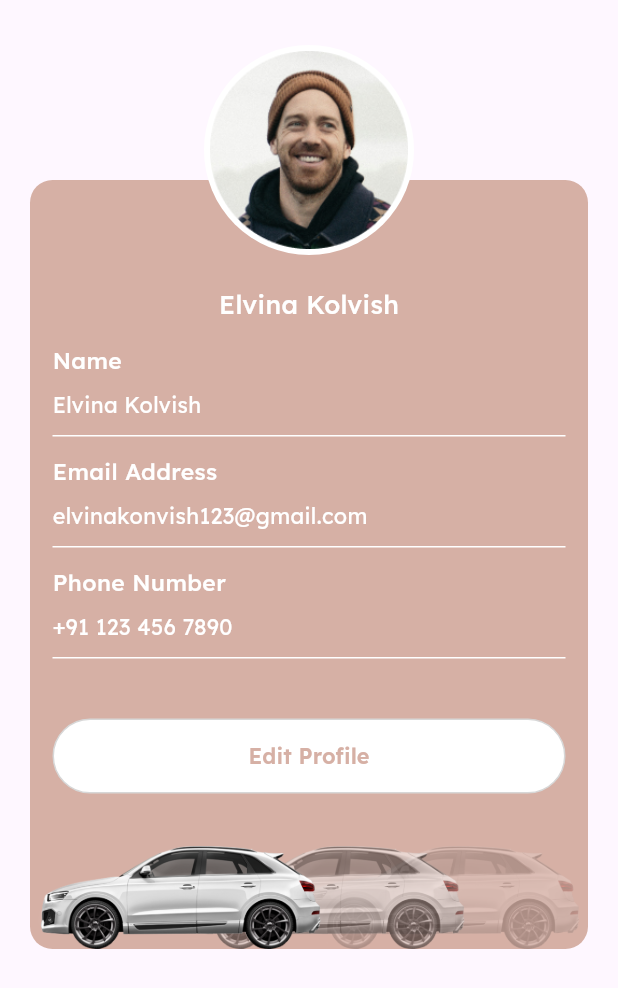
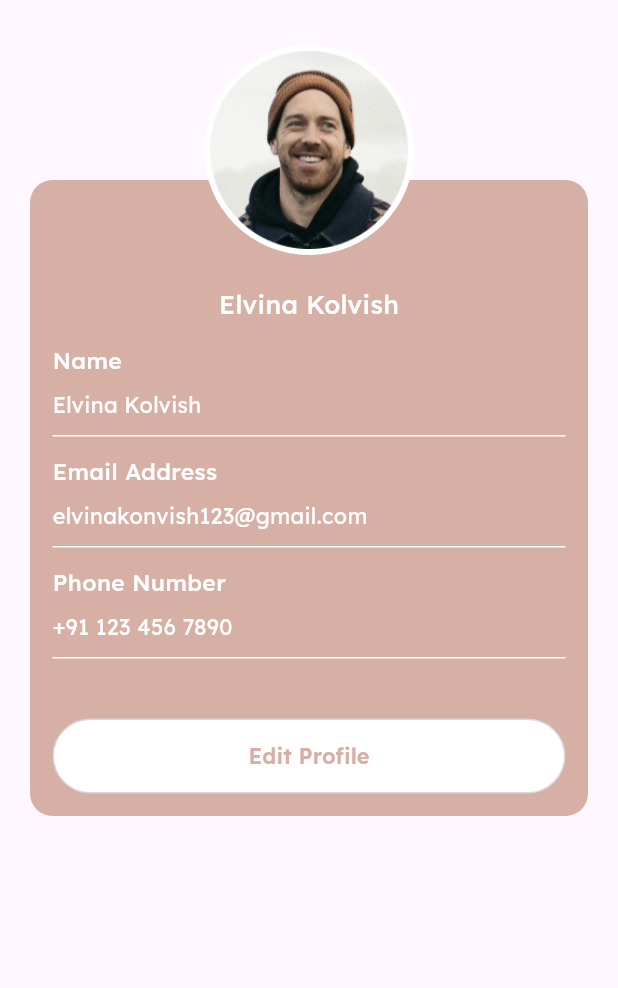
Before and after one commit to PriyanshuYadav10/EventoMall, a Flutter app: the Profile screen opened directly, on a phone screen of 412 x 824 dp. Shown: the top 988 px of the screen. Run offline on Flutter 3.47's test engine with Material 3 defaults, Android fonts, the phone set to English and light mode, and no system bars; our stand-ins replace carousel_slider, connectivity, dio, get_it, google_fonts, image_picker and 1 more; accounts and stored records are empty.

Commit message:
Update Code

```diff
--- a/lib/Screens/dashboard/pages/profile.dart
+++ b/lib/Screens/dashboard/pages/profile.dart
@@ -100,9 +100,6 @@ class _ProfileState extends State<Profile> {
                           ],
                         ),
                       ),
-                      Container(
-                        padding: const EdgeInsets.only(left: 5,top: 20),
-                          child: Image.asset(Images.multiCar)),
                     ],
                   ),
                 ),
@@ -119,10 +116,6 @@ class _ProfileState extends State<Profile> {
                 ),
               ],
             ),
-            // Container(
-            //     padding: const EdgeInsets.only(left: 15,right: 15),
-            //     alignment: Alignment.bottomCenter,
-            //     child: Image.asset(Images.multiCar)),
           ],
         ),
       );
--- a/lib/util/button.dart
+++ b/lib/util/button.dart
@@ -39,7 +39,7 @@ Widget customButton(
                 child: Text(
                   buttonText,
                   style:  TextStyle(
-                      color:txtColor ?? ColorResources.whiteColor,
+                      color:txtColor ?? ColorResources.blackColor,
                       fontWeight: FontWeight.w600,
                       fontSize: 16),
                 ),
```
Also changed, not shown: assets/images/loginBg.png, assets/images/logo.png, 25 other files.
